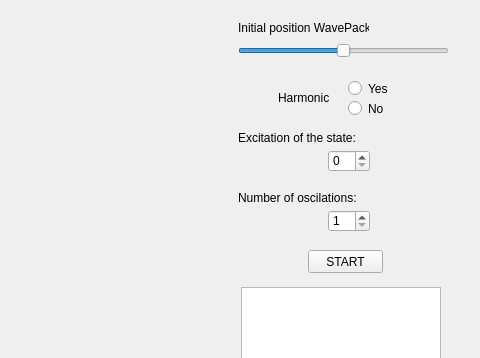
This is WD.ui in brunojulia/ultracoldUB as Qt 5 draws it before an edit; both pictures show x 392 to 872 and y 0 to 358 of the 872 by 679 pixel window. The edited form follows.
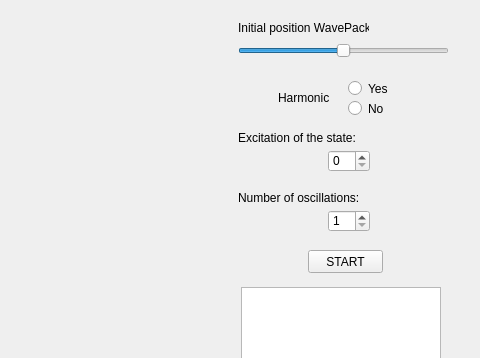
This is the edited form.

Diff of the .ui file:
```diff
--- a/WD.ui
+++ b/WD.ui
@@ -155,7 +155,7 @@
       </rect>
      </property>
      <property name="text">
-      <string>Number of oscilations:</string>
+      <string>Number of oscillations:</string>
      </property>
     </widget>
     <widget class="QPushButton" name="start">
```
